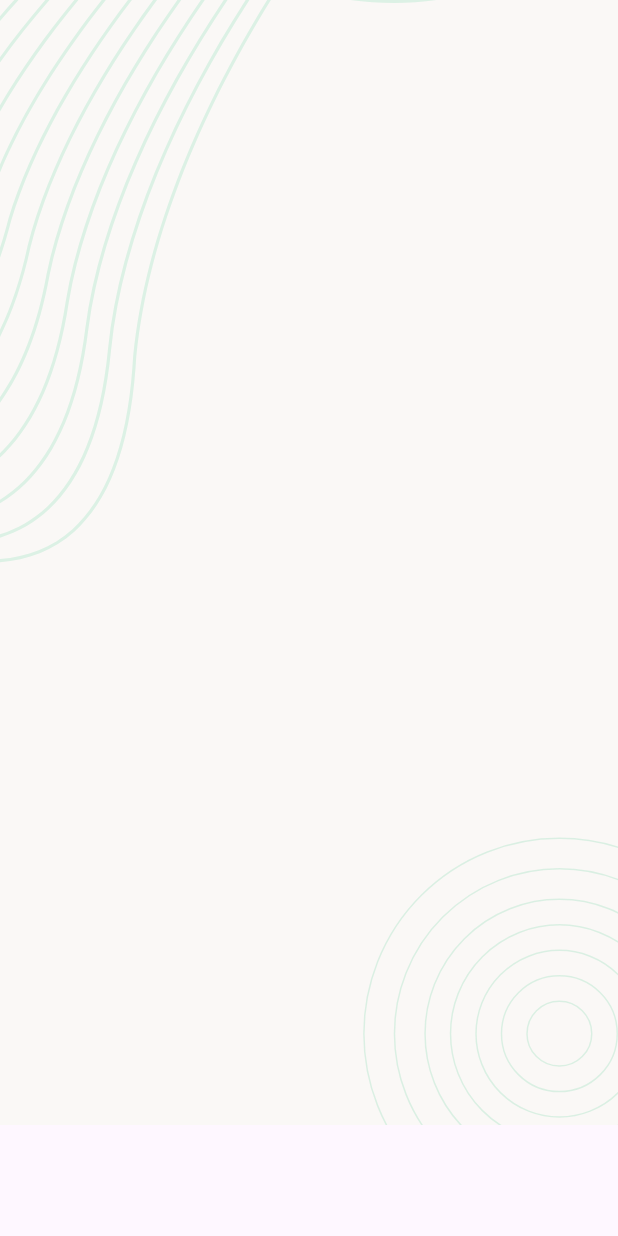
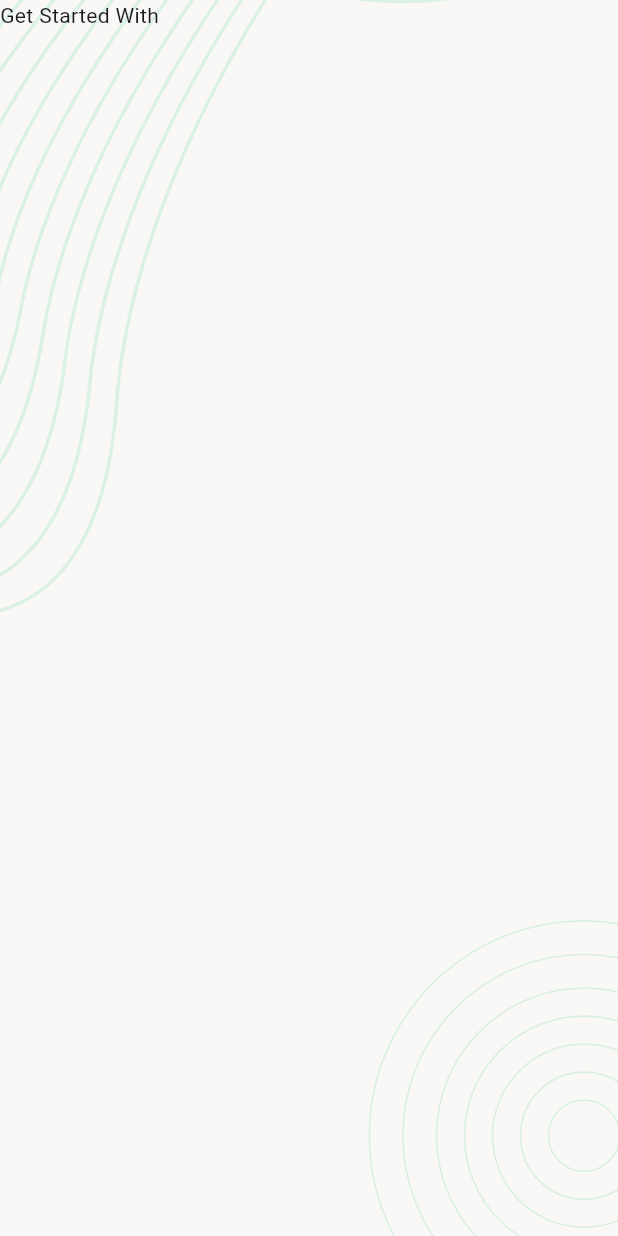
Before and after one commit to ashura-01/Task_Manager, a Flutter app: the screen it shows after launch, on a phone screen of 412 x 824 dp. Run offline on Flutter 3.47's test engine with Material 3 defaults, Android fonts, the phone set to English and light mode, and no system bars; our stand-ins replace flutter_svg.

Commit message:
added logo and background made code scalable

```diff
--- /dev/null
+++ b/lib/UI/Screens/login_screen.dart
@@ -0,0 +1,23 @@
+import 'package:flutter/material.dart';
+import 'package:task_manager/UI/Widgets/screen_background.dart';
+
+class LoginScreen extends StatefulWidget {
+  const LoginScreen({super.key});
+
+  @override
+  State<LoginScreen> createState() => _LoginScreenState();
+}
+
+class _LoginScreenState extends State<LoginScreen> {
+  @override
+  Widget build(BuildContext context) {
+    return Scaffold(
+      body: ScreenBackground(
+          child: Column(
+        children: [
+          Text("Get Started With",)
+        ],
+      )),
+    );
+  }
+}
--- /dev/null
+++ b/lib/UI/Utils/assets_path.dart
@@ -0,0 +1,6 @@
+class AssetsPath {
+  static final _imagePath = 'assets/images';
+  static final backgroundSvg = '$_imagePath/background.svg';
+  static final logoSvg = '$_imagePath/logo.svg';
+
+}
--- /dev/null
+++ b/lib/UI/Widgets/screen_background.dart
@@ -0,0 +1,24 @@
+import 'package:flutter/material.dart';
+import 'package:flutter_svg/svg.dart';
+import 'package:task_manager/UI/Utils/assets_path.dart';
+
+class ScreenBackground extends StatelessWidget {
+  final Widget child;
+
+  const ScreenBackground({super.key, required this.child});
+
+  @override
+  Widget build(BuildContext context) {
+    return Scaffold(
+        body: Stack(
+      children: [
+        SvgPicture.asset(
+            height: double.maxFinite,
+            width: double.maxFinite,
+            fit: BoxFit.cover,
+            AssetsPath.backgroundSvg),
+        SafeArea(child: child),
+      ],
+    ));
+  }
+}
```
Also changed, not shown: lib/UI/Screens/splash_screen.dart (+22 -1 lines), lib/home.dart (deleted, +0 -22 lines).
